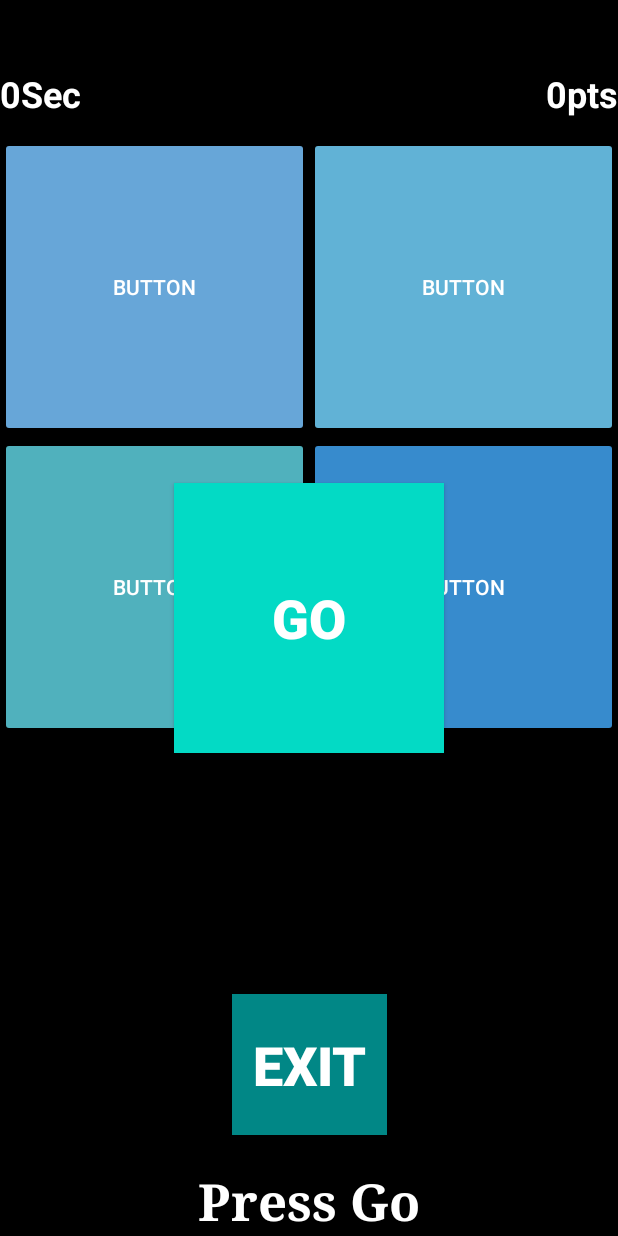
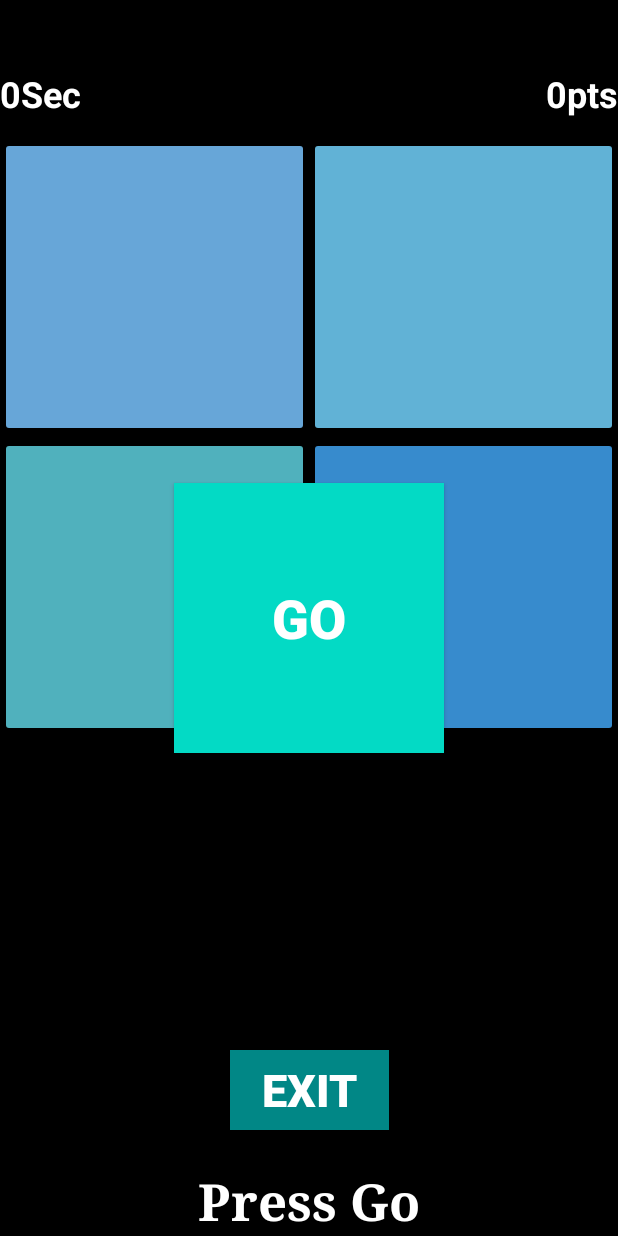
Before and after one commit to RoyFerguson0/Mobile_Madness_Android_Studio, an Android app: the MathsQuizMainActivity screen opened directly, with no data from a screen before it, on a phone screen of 412 x 824 dp. Run offline under Robolectric (Android 15) with nearby library versions, the phone set to English and light mode, and no system bars.

Commit message:
Roy - 26/12/2023 - 00:24
- Added Audio to Maths Game
- Added SnackBar
- Got the top 3 highest scores saving to text file.

```diff
--- a/app/build.gradle
+++ b/app/build.gradle
@@ -15,9 +15,6 @@ android {
         testInstrumentationRunner "androidx.test.runner.AndroidJUnitRunner"
     }
 
-//    buildFeatures{
-//        viewBinding true
-//    }
 
     buildTypes {
         release {
--- a/app/src/main/AndroidManifest.xml
+++ b/app/src/main/AndroidManifest.xml
@@ -56,7 +56,6 @@
             android:exported="true"
             android:screenOrientation="portrait" />
 
-<!--        <receiver android:name="MathsQuiz.AlarmReceiver"/>-->
     </application>
 
 </manifest>
--- a/app/src/main/res/layout/activity_maths_quiz_main.xml
+++ b/app/src/main/res/layout/activity_maths_quiz_main.xml
@@ -26,13 +26,13 @@
 
     <Button
         android:id="@+id/btnExitfromMathsMain"
-        android:layout_width="103dp"
-        android:layout_height="94dp"
+        android:layout_width="106dp"
+        android:layout_height="53dp"
         android:background="@color/teal_700"
         android:onClick="navMathsQuizExitToMenu"
         android:text="Exit"
         android:textColor="@color/white"
-        android:textSize="36sp"
+        android:textSize="30sp"
         android:textStyle="bold"
         app:layout_constraintBottom_toBottomOf="parent"
         app:layout_constraintEnd_toEndOf="parent"
@@ -103,8 +103,8 @@
                 android:layout_weight="1"
                 android:height="200dp"
                 android:backgroundTint="#67A6D8"
-                android:text="Button"
-                android:textColor="@color/white" />
+                android:textColor="@color/white"
+                android:textSize="24sp" />
 
             <Button
                 android:id="@+id/btn_answer1"
@@ -113,8 +113,8 @@
                 android:layout_weight="1"
                 android:height="200dp"
                 android:backgroundTint="#61B2D6"
-                android:text="Button"
-                android:textColor="@color/white" />
+                android:textColor="@color/white"
+                android:textSize="24sp" />
         </TableRow>
 
         <TableRow
@@ -128,8 +128,8 @@
                 android:layout_weight="1"
                 android:height="200dp"
                 android:backgroundTint="#50B1BD"
-                android:text="Button"
-                android:textColor="@color/white" />
+                android:textColor="@color/white"
+                android:textSize="24sp" />
 
             <Button
                 android:id="@+id/btn_answer3"
@@ -138,8 +138,8 @@
                 android:layout_weight="1"
                 android:height="200dp"
                 android:backgroundTint="#378BCD"
-                android:text="Button"
-                android:textColor="@color/white" />
+                android:textColor="@color/white"
+                android:textSize="24sp" />
         </TableRow>
 
     </TableLayout>
--- a/app/src/main/res/values/strings.xml
+++ b/app/src/main/res/values/strings.xml
@@ -1,5 +1,8 @@
 <resources>
     <string name="app_name">Simple Calculator</string>
     <string name="MenuTitleStarter">Games Shop</string>
+    <string name="PressGo">You have got to PRESS GO to Begin Game</string>
+    <string name="WriteToFileError">Unable to Write to File</string>
+    <string name="ReadFromFileError">Unable to Read From File</string>
 
 </resources>
```
Also changed, not shown: app/src/main/java/MathsQuiz/AlarmReceiver.java (deleted, +0 -35 lines), app/src/main/java/MathsQuiz/MathsQuizMainActivity.java (+127 -136 lines), 1 other file.
